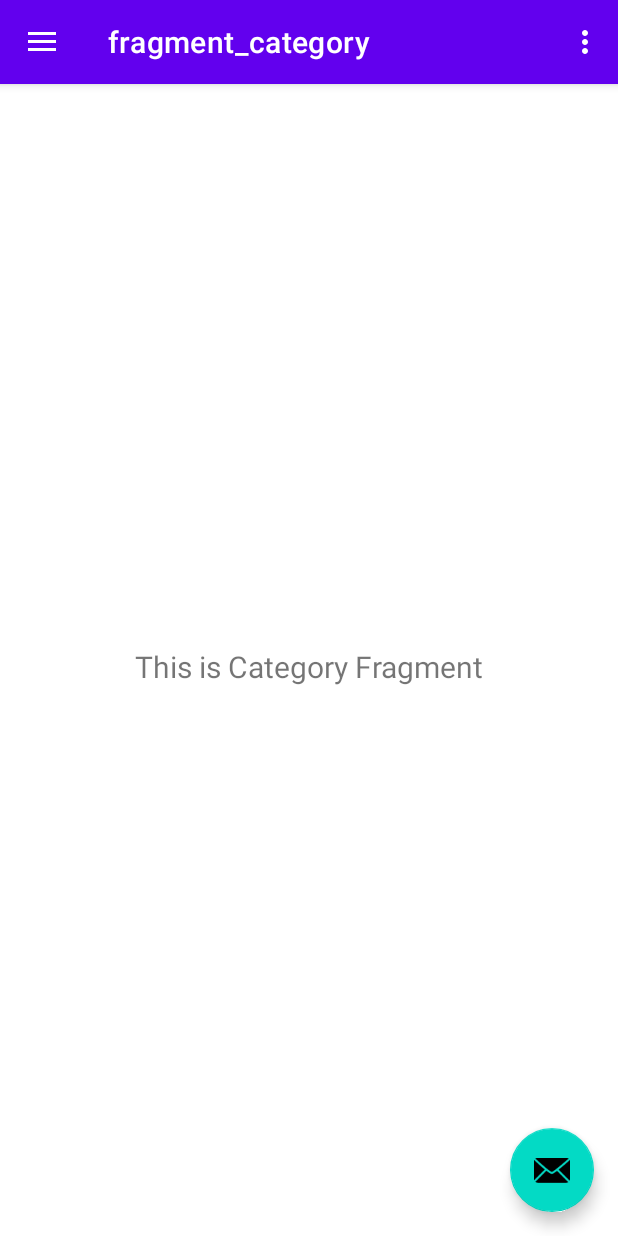
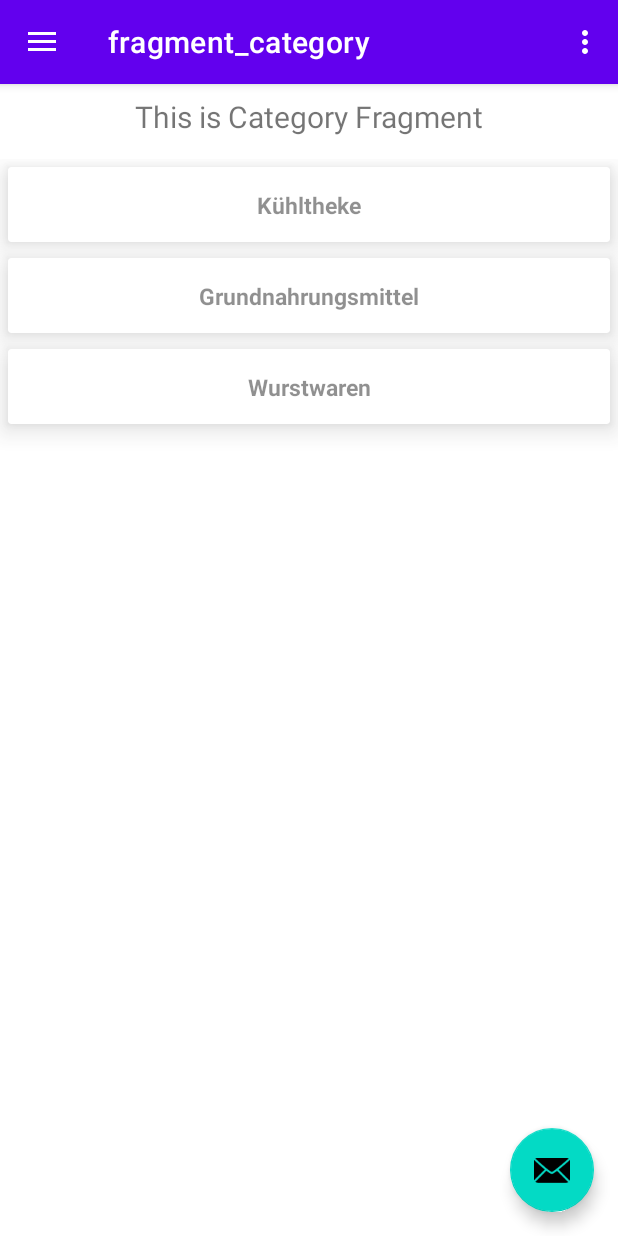
Before and after one commit to Thom-Mon/ShoppingListApp, an Android app: the screen it shows after launch (MainActivity), in the side drawer, after a tap on "Kategorien", on a phone screen of 412 x 824 dp. Run offline under Robolectric (Android 15) with nearby library versions, the light colour scheme and no system bars; our stand-ins replace Room's generated code, navigation-ui.

Commit message:
#3 category fragment is now read from db to recyclerview

```diff
--- a/app/src/main/java/com/example/shoppinglistapp/Dao/Category/CategoryDao.kt
+++ b/app/src/main/java/com/example/shoppinglistapp/Dao/Category/CategoryDao.kt
@@ -9,7 +9,7 @@ import com.example.shoppinglistapp.Dao.Item.Item
 @Dao
 interface CategoryDao {
 
-    @Query("SELECT * FROM item_table")
+    @Query("SELECT * FROM category_table")
     fun getAll(): List<Category>
 
     @Insert(onConflict = OnConflictStrategy.IGNORE)
--- a/app/src/main/java/com/example/shoppinglistapp/adapter/CustomAdapter.kt
+++ b/app/src/main/java/com/example/shoppinglistapp/adapter/CustomAdapter.kt
@@ -14,7 +14,7 @@ class CustomAdapter(private val mList: List<ElementsViewModel>): RecyclerView.Ad
     private var listener: OnItemsClickListener? = null
 
     interface OnItemsClickListener {
-        fun onItemClick(itemsViewModel: ElementsViewModel, buttonId: Int)
+        fun onItemClick(categoryViewModel: ElementsViewModel, buttonId: Int)
     }
 
     fun setWhenClickListener(listener: OnItemsClickListener?) {
@@ -46,7 +46,6 @@ class CustomAdapter(private val mList: List<ElementsViewModel>): RecyclerView.Ad
         return mList.size
     }
 
-    // Holds the views for adding it to image and text
     class ViewHolder(ItemView: View) : RecyclerView.ViewHolder(ItemView) {
         val textView: TextView = itemView.findViewById(R.id.card_category_name)
     }
--- a/app/src/main/java/com/example/shoppinglistapp/ui/category/CategoryFragment.kt
+++ b/app/src/main/java/com/example/shoppinglistapp/ui/category/CategoryFragment.kt
@@ -2,23 +2,39 @@ package com.example.shoppinglistapp.ui.category
 
 import androidx.lifecycle.ViewModelProvider
 import android.os.Bundle
+import android.text.SpannableStringBuilder
 import androidx.fragment.app.Fragment
 import android.view.LayoutInflater
 import android.view.View
 import android.view.ViewGroup
+import android.widget.LinearLayout
 import android.widget.TextView
+import androidx.recyclerview.widget.LinearLayoutManager
+import com.example.shoppinglistapp.AppDatabase
+import com.example.shoppinglistapp.Dao.Category.Category
 import com.example.shoppinglistapp.R
+import com.example.shoppinglistapp.adapter.CustomAdapter
+import com.example.shoppinglistapp.adapter.ElementsViewModel
 import com.example.shoppinglistapp.databinding.FragmentCategoryBinding
 import com.example.shoppinglistapp.databinding.FragmentShoppinglistBinding
 import com.example.shoppinglistapp.ui.shoppinglist.ShoppinglistViewModel
+import com.google.gson.Gson
+import kotlinx.coroutines.Dispatchers
+import kotlinx.coroutines.GlobalScope
+import kotlinx.coroutines.launch
+import kotlinx.coroutines.withContext
+import java.util.ArrayList
 
 class CategoryFragment : Fragment() {
 
     private var _binding: FragmentCategoryBinding? = null
-
+    private  lateinit var appDb : AppDatabase
+    private val gson = Gson()
     // This property is only valid between onCreateView and
     // onDestroyView.
     private val binding get() = _binding!!
+    private var data = ArrayList<ElementsViewModel>()
+    private val adapter = CustomAdapter(data)
 
     override fun onCreateView(
         inflater: LayoutInflater,
@@ -35,6 +51,46 @@ class CategoryFragment : Fragment() {
         categoryViewModel.text.observe(viewLifecycleOwner) {
             textView.text = it
         }
+        // code here
+
+        appDb = AppDatabase.getDatabase(requireContext())
+
+        val recyclerView = binding.recyclerviewCategory
+        recyclerView.layoutManager = LinearLayoutManager(context)
+
+        recyclerView.adapter = adapter
+
+
+        lateinit var entries: List<Category>
+
+        // Create here the setWhenClickListener für den Adapter
+        GlobalScope.launch {
+            entries = appDb.categoryDao().getAll()
+
+            if(entries.isNotEmpty())
+            {
+                withContext(Dispatchers.Main) {
+                    if (entries != null) {
+                        entries.forEach {
+                            data.add(
+                                ElementsViewModel(SpannableStringBuilder(it.name).toString())
+                                    )
+                        }
+                        adapter.notifyDataSetChanged()
+                    }
+                }
+            }
+            else
+            {
+                withContext(Dispatchers.Main){
+                    //toastMessage("Keine Daten gefunden")
+                }
+            }
+        }
+        //END
+
+
+
         return root
     }
 
--- a/app/src/main/res/layout/card_view_design.xml
+++ b/app/src/main/res/layout/card_view_design.xml
@@ -22,7 +22,7 @@
             android:layout_width="wrap_content"
             android:layout_height="wrap_content"
 
-            android:text="Item"
+            android:text="Element"
             android:textSize="15sp"
             android:textStyle="bold"
             app:layout_constraintBottom_toBottomOf="parent"
--- a/app/src/main/res/layout/fragment_category.xml
+++ b/app/src/main/res/layout/fragment_category.xml
@@ -15,8 +15,21 @@
         android:layout_marginEnd="8dp"
         android:textAlignment="center"
         android:textSize="20sp"
-        app:layout_constraintBottom_toBottomOf="parent"
         app:layout_constraintEnd_toEndOf="parent"
         app:layout_constraintStart_toStartOf="parent"
         app:layout_constraintTop_toTopOf="parent" />
+
+    <androidx.recyclerview.widget.RecyclerView
+        android:id="@+id/recyclerview_category"
+        android:layout_width="match_parent"
+        android:layout_height="match_parent"
+        android:layout_marginTop="50dp"
+        app:layout_constraintTop_toTopOf="parent"
+        tools:itemCount="10"
+        tools:layout_editor_absoluteX="0dp"
+        tools:listitem="@layout/card_view_design"
+        android:alpha="0.8"/>
+
+
+
 </androidx.constraintlayout.widget.ConstraintLayout>
```
